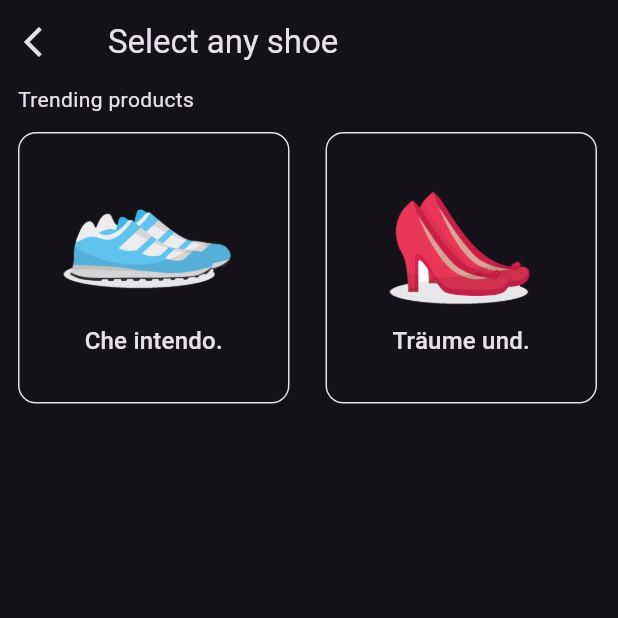
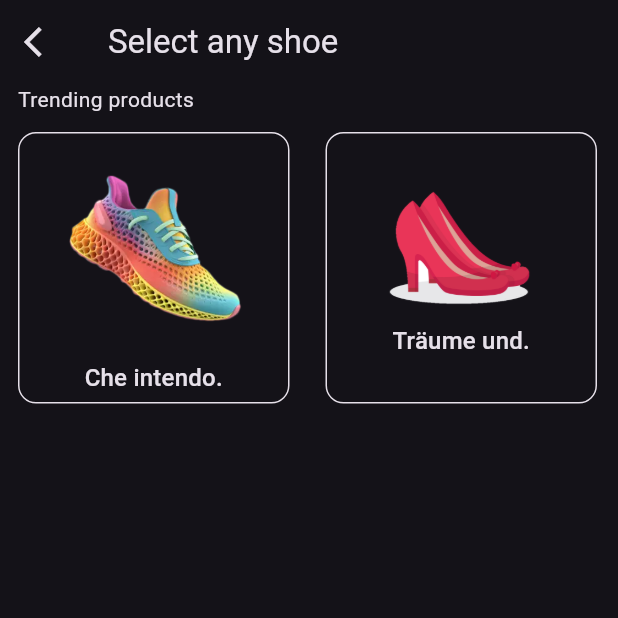
Before and after one commit to Shohjaxon-098/Shop-app, a Flutter app: the TestAnimationPage screen opened directly, on a phone screen of 412 x 824 dp, the top half of it. Run offline on Flutter 3.47's test engine with Material 3 defaults, Android fonts, the phone set to English and light mode, and no system bars; our stand-ins replace animate_do, flutter_svg, palette_generator, shared_preferences, string_validator; missing offline and left inert: add_to_cart_animation; accounts and stored records are empty.

Commit message:
image new

```diff
--- a/lib/src/backend/api.dart
+++ b/lib/src/backend/api.dart
@@ -37,7 +37,7 @@ class CallApi {
       name: 'Che intendo.',
       description:
           'Much what so silken thy aidenn bird a truly upon quaint, liftednevermore have muttered on.',
-      img: 'assets/shoes/1.png',
+      img: 'assets/shoes1.png',
       price: 99,
     ),
     ShoeModel(
```
Also changed, not shown: assets/shoes1.png (added).
